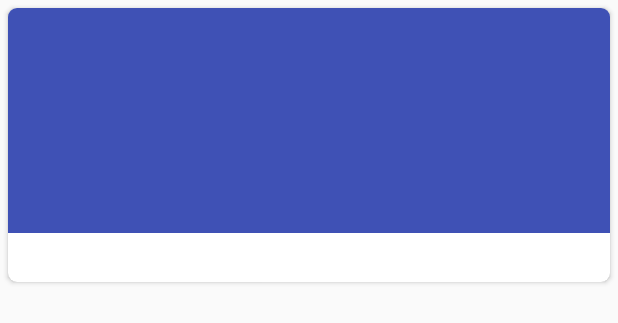
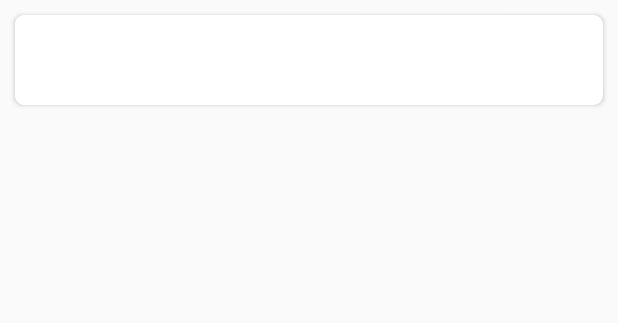
Before and after one commit to vikulin/paramotor_monitor_android, an Android app: the layout bluetoothdevice_item.xml on its own in the app's theme, with its tools: preview values and no code run, on a phone screen of 412 x 824 dp. Shown: the top 323 px of the screen. Run offline under Robolectric (Android 15) with nearby library versions, the phone set to English and light mode, and no system bars.

Commit message:
layout changes

```diff
--- a/app/build.gradle
+++ b/app/build.gradle
@@ -14,7 +14,7 @@ android {
         minSdkVersion 18
         targetSdkVersion 32
         versionCode 1
-        versionName "0.1.0.5"
+        versionName "0.1.0.6"
         testInstrumentationRunner 'androidx.test.runner.AndroidJUnitRunner'
         setProperty("archivesBaseName", project.getParent().name + "-" + versionName)
     }
--- a/app/src/main/java/org/rivchain/paramotor_monitor/MainActivity.kt
+++ b/app/src/main/java/org/rivchain/paramotor_monitor/MainActivity.kt
@@ -105,7 +105,7 @@ class MainActivity : AppCompatActivity(), OnBluetoothDeviceClickedListener {
 
     private fun initData() {
         mHandler = Handler()
-        val layoutManager = GridLayoutManager(this, 2)
+        val layoutManager = GridLayoutManager(this, 1)
         recyclerView!!.layoutManager = layoutManager
         mBluetoothDeviceAdapter = BluetoothDeviceAdapter(mBluetoothDeviceList, this)
         recyclerView!!.setAdapter(mBluetoothDeviceAdapter)
--- a/app/src/main/res/layout/activity_main.xml
+++ b/app/src/main/res/layout/activity_main.xml
@@ -15,7 +15,7 @@ tools:context="org.rivchain.paramotor_monitor.MainActivity">
     <androidx.recyclerview.widget.RecyclerView
         android:id="@+id/recycler_view"
         android:layout_width="match_parent"
-        android:layout_height="match_parent" >
+        android:layout_height="match_parent">
 
     </androidx.recyclerview.widget.RecyclerView>
 
--- a/app/src/main/res/layout/bluetoothdevice_item.xml
+++ b/app/src/main/res/layout/bluetoothdevice_item.xml
@@ -4,29 +4,29 @@
     xmlns:app="http://schemas.android.com/apk/res-auto"
     android:layout_width="match_parent"
     android:layout_height="wrap_content"
-    android:layout_margin="5dp"
+    android:layout_margin="10dp"
     app:cardCornerRadius="6dp">
 
-    <LinearLayout
+    <RelativeLayout
         android:id="@+id/ll_bluetooth_item"
-        android:orientation="vertical"
         android:layout_width="match_parent"
         android:layout_height="wrap_content">
 
         <ImageView
             android:id="@+id/device_image"
-            android:layout_width="match_parent"
-            android:layout_height="150dp"
-            android:scaleType="centerCrop"
-            android:background="@color/colorPrimary"/>
+            android:layout_width="60dp"
+            android:layout_height="60dp"
+            android:scaleType="fitStart"
+            android:background="@color/cardview_light_background" />
 
         <TextView
             android:id="@+id/device_name"
+            android:layout_toEndOf="@id/device_image"
             android:layout_width="wrap_content"
             android:layout_height="22dp"
-            android:layout_gravity="center_horizontal"
-            android:layout_margin="5dp"
-            android:textSize="16sp" />
-    </LinearLayout>
+            android:layout_marginLeft="15dp"
+            android:layout_centerVertical="true"
+            android:textSize="16sp"/>
+    </RelativeLayout>
 
 </androidx.cardview.widget.CardView>
```
Also changed, not shown: app/src/main/java/org/rivchain/paramotor_monitor/BluetoothDeviceAdapter.kt (+4 -4 lines), app/src/main/res/layout/device_list_item.xml (+7 -8 lines).
